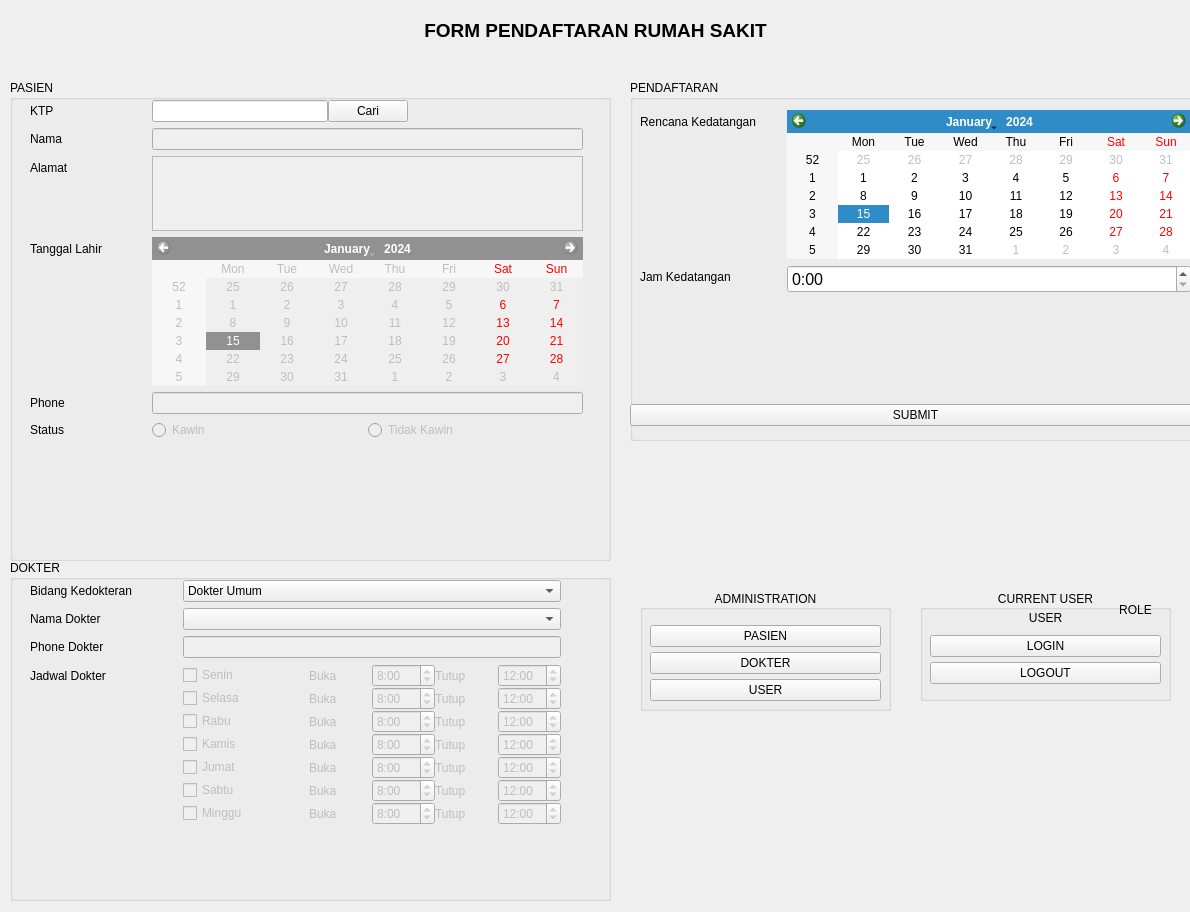
Above: FrmPendaftaran.ui from FarchanS/LTP_kel7_pendaftaran_RS before the change. Below: the same form after it.
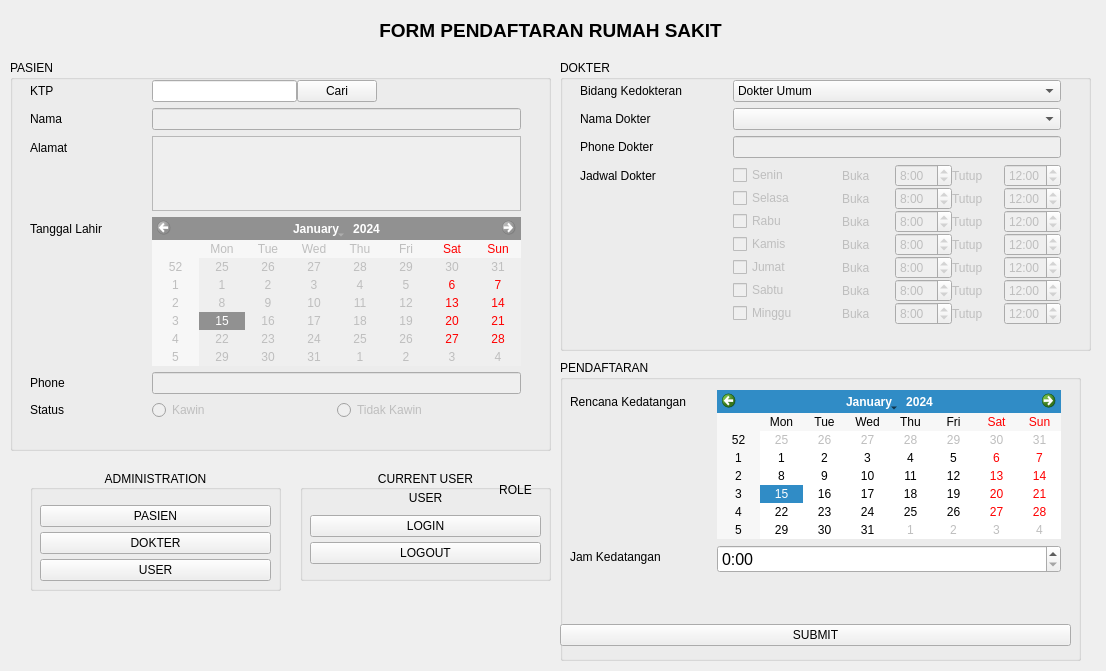
That is the form after the change.

Commit message: resize form pendaftaran

Patch:
```diff
--- a/FrmPendaftaran.ui
+++ b/FrmPendaftaran.ui
@@ -6,8 +6,8 @@
    <rect>
     <x>0</x>
     <y>0</y>
-    <width>1190</width>
-    <height>912</height>
+    <width>1106</width>
+    <height>671</height>
    </rect>
   </property>
   <property name="windowTitle">
@@ -19,7 +19,7 @@
      <rect>
       <x>10</x>
       <y>20</y>
-      <width>1171</width>
+      <width>1081</width>
       <height>20</height>
      </rect>
     </property>
@@ -40,8 +40,8 @@
    <widget class="QGroupBox" name="groupBox">
     <property name="geometry">
      <rect>
-      <x>920</x>
-      <y>590</y>
+      <x>300</x>
+      <y>470</y>
       <width>251</width>
       <height>111</height>
      </rect>
@@ -117,8 +117,8 @@
    <widget class="QGroupBox" name="groupBox_2">
     <property name="geometry">
      <rect>
-      <x>640</x>
-      <y>590</y>
+      <x>30</x>
+      <y>470</y>
       <width>251</width>
       <height>121</height>
      </rect>
@@ -170,9 +170,9 @@
     <property name="geometry">
      <rect>
       <x>10</x>
-      <y>80</y>
-      <width>601</width>
-      <height>481</height>
+      <y>60</y>
+      <width>541</width>
+      <height>391</height>
      </rect>
     </property>
     <property name="font">
@@ -192,8 +192,8 @@
       <rect>
        <x>0</x>
        <y>20</y>
-       <width>593</width>
-       <height>431</height>
+       <width>531</width>
+       <height>361</height>
       </rect>
      </property>
      <layout class="QFormLayout" name="formLayout">
@@ -351,10 +351,10 @@
    <widget class="QGroupBox" name="groupBox_4">
     <property name="geometry">
      <rect>
-      <x>10</x>
-      <y>560</y>
-      <width>601</width>
-      <height>341</height>
+      <x>560</x>
+      <y>60</y>
+      <width>531</width>
+      <height>291</height>
      </rect>
     </property>
     <property name="title">
@@ -365,8 +365,8 @@
       <rect>
        <x>0</x>
        <y>20</y>
-       <width>571</width>
-       <height>311</height>
+       <width>521</width>
+       <height>261</height>
       </rect>
      </property>
      <layout class="QFormLayout" name="formLayout_2">
@@ -1033,10 +1033,10 @@
    <widget class="QGroupBox" name="groupBox_5">
     <property name="geometry">
      <rect>
-      <x>630</x>
-      <y>80</y>
-      <width>581</width>
-      <height>361</height>
+      <x>560</x>
+      <y>360</y>
+      <width>521</width>
+      <height>301</height>
      </rect>
     </property>
     <property name="title">
@@ -1047,8 +1047,8 @@
       <rect>
        <x>0</x>
        <y>30</y>
-       <width>571</width>
-       <height>271</height>
+       <width>511</width>
+       <height>221</height>
       </rect>
      </property>
      <layout class="QFormLayout" name="formLayout_3">
@@ -1103,8 +1103,8 @@
      <property name="geometry">
       <rect>
        <x>0</x>
-       <y>320</y>
-       <width>571</width>
+       <y>260</y>
+       <width>511</width>
        <height>31</height>
       </rect>
      </property>
```
The commit also changes 10 other files.
